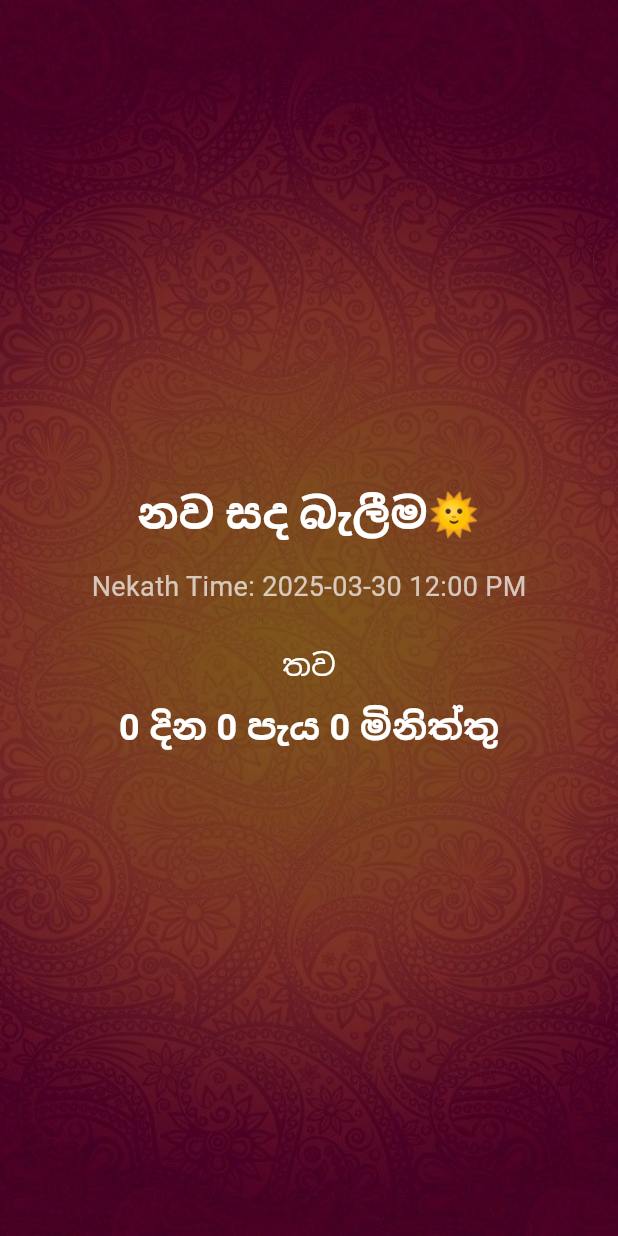
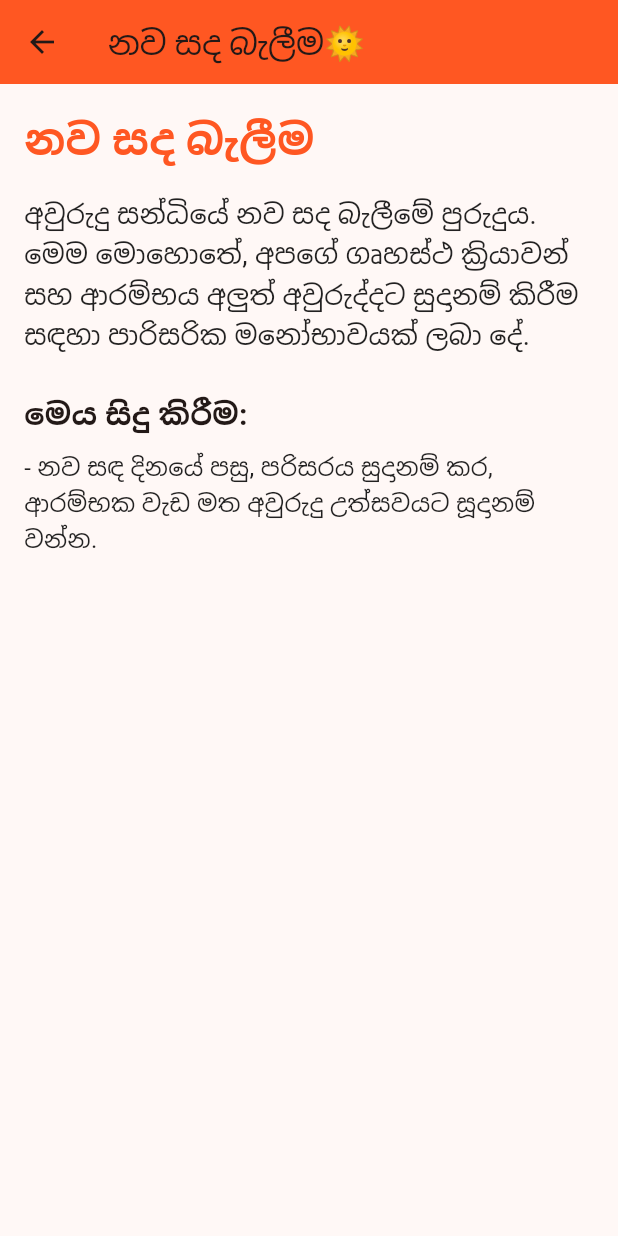
Before and after one commit to Methexx/Avurudu-Nekath-CountdownApp, a Flutter app: the NekathListScreen screen opened directly, after a tap on "නව සද බැලීම🌞", on a phone screen of 412 x 824 dp. Run offline on Flutter 3.47's test engine with Material 3 defaults, Android fonts, the light colour scheme and no system bars.

Commit message:
add some changes

```diff
--- a/lib/screens/nekath_list_screen.dart
+++ b/lib/screens/nekath_list_screen.dart
@@ -1,6 +1,13 @@
 import 'package:flutter/material.dart';
+import 'new_moon_screen.dart';
+import 'bathing_old_year_screen.dart';
+import 'dawn_new_year_screen.dart';
+import 'punya_kalaya_screen.dart';
+import 'prepare_meals_screen.dart';
+import 'commence_work_screen.dart';
+import 'anointing_oil_screen.dart';
+import 'leave_for_work_screen.dart'; // Add other imports
 import '../utils/nekath_data.dart';
-import 'package:avurudu_nakath_app/screens/nekath_detail_screen.dart';
 import '../widgets/nekath_card.dart';
 
 class NekathListScreen extends StatelessWidget {
@@ -27,12 +34,47 @@ class NekathListScreen extends StatelessWidget {
               return NekathCard(
                 nekath: nekath,
                 onTap: () {
-                  Navigator.push(
-                    context,
-                    MaterialPageRoute(
-                      builder: (context) => NekathDetailScreen(nekath: nekath),
-                    ),
-                  );
+                  if (nekath.title == "නව සද බැලීම🌞") {
+                    Navigator.push(
+                      context,
+                      MaterialPageRoute(builder: (context) => const NewMoonScreen()),
+                    );
+                  } else if (nekath.title == "පරණ අවුරුද්ද සදහා ස්නානය🌞") {
+                    Navigator.push(
+                      context,
+                      MaterialPageRoute(builder: (context) => const BathingOldYearScreen()),
+                    );
+                  } else if (nekath.title == "අළුත් අවුරුදු උදාව🌞") {
+                    Navigator.push(
+                      context,
+                      MaterialPageRoute(builder: (context) => const DawnOfTheNewYearScreen()),
+                    );
+                  } else if (nekath.title == "පුණ්‍ය කාලය🌞") {
+                    Navigator.push(
+                      context,
+                      MaterialPageRoute(builder: (context) => const PunyaKalayaScreen()),
+                    );
+                  } else if (nekath.title == "අහාර පිසීම🌞") {
+                    Navigator.push(
+                      context,
+                      MaterialPageRoute(builder: (context) => const PreparationOfMealsScreen()),
+                    );
+                  } else if (nekath.title == "වැඩ ඇල්ලීම, ගණුදෙනු කිරීම හා ආහාර අනුභවය🌞") {
+                    Navigator.push(
+                      context,
+                      MaterialPageRoute(builder: (context) => const CommencingWorkScreen()),
+                    );
+                  } else if (nekath.title == "හිත තෙල් ගෑම🌞") {
+                    Navigator.push(
+                      context,
+                      MaterialPageRoute(builder: (context) => const AnointingOilScreen()),
+                    );
+                  } else if (nekath.title == "රැකීරක්ශා සදහා පිටත්ව යාම🌞") {
+                    Navigator.push(
+                      context,
+                      MaterialPageRoute(builder: (context) => const LeaveForWorkScreen()),
+                    );
+                  }
                 },
               );
             },
--- /dev/null
+++ b/lib/screens/new_moon_screen.dart
@@ -0,0 +1,56 @@
+import 'package:flutter/material.dart';
+
+class NewMoonScreen extends StatelessWidget {
+  const NewMoonScreen({super.key});
+
+  @override
+  Widget build(BuildContext context) {
+    return Scaffold(
+      appBar: AppBar(
+        title: const Text("නව සද බැලීම🌞"),
+        backgroundColor: Colors.deepOrange,
+      ),
+      body: Padding(
+        padding: const EdgeInsets.all(16.0),
+        child: Column(
+          crossAxisAlignment: CrossAxisAlignment.start,
+          children: [
+            const Text(
+              "නව සද බැලීම",
+              style: TextStyle(
+                fontSize: 28,
+                fontWeight: FontWeight.bold,
+                color: Colors.deepOrange,
+              ),
+            ),
+            const SizedBox(height: 16),
+            const Text(
+              "අවුරුදු සන්ධියේ නව සද බැලීමේ පුරුදුය. මෙම මොහොතේ, අපගේ ගෘහස්ථ ක්‍රියාවන් සහ ආරම්භය අලුත් අවුරුද්දට සුදානම් කිරීම සඳහා පාරිසරික මනෝභාවයක් ලබා දේ.",
+              style: TextStyle(
+                fontSize: 18,
+                color: Colors.black87,
+              ),
+            ),
+            const SizedBox(height: 24),
+            const Text(
+              "මෙය සිදු කිරීම:",
+              style: TextStyle(
+                fontSize: 20,
+                fontWeight: FontWeight.bold,
+              ),
+            ),
+            const SizedBox(height: 8),
+            const Text(
+              "- නව සඳ දිනයේ පසු, පරිසරය සුදානම් කර, ආරම්භක වැඩ මත අවුරුදු උත්සවයට සූදානම් වන්න.",
+              style: TextStyle(
+                fontSize: 16,
+                color: Colors.black87,
+              ),
+            ),
+            // Add more content or instructions if necessary
+          ],
+        ),
+      ),
+    );
+  }
+}
--- a/lib/widgets/countdown_timer.dart
+++ b/lib/widgets/countdown_timer.dart
@@ -2,7 +2,7 @@ import 'dart:async';
 import 'package:flutter/material.dart';
 
 class CountdownTimer extends StatefulWidget {
-  final DateTime? targetTime;
+  final DateTime targetTime;
 
   const CountdownTimer({super.key, required this.targetTime});
 
@@ -27,7 +27,7 @@ class _CountdownTimerState extends State<CountdownTimer> {
 
   void _updateRemaining() {
     final now = DateTime.now();
-    final diff = widget.targetTime!.difference(now);
+    final diff = widget.targetTime.difference(now); // Null check removed
     setState(() {
       _remaining = diff.isNegative ? Duration.zero : diff;
     });
```
Also changed, not shown: lib/screens/anointing_oil_screen.dart (added, +55 -0 lines), lib/screens/bathing_old_year_screen.dart (added, +56 -0 lines), lib/screens/commence_work_screen.dart (added, +55 -0 lines), lib/screens/dawn_new_year_screen.dart (added, +56 -0 lines), lib/screens/leave_for_work_screen.dart (added, +55 -0 lines), lib/screens/prepare_meals_screen.dart (added, +55 -0 lines), lib/screens/punya_kalaya_screen.dart (added, +55 -0 lines), lib/utils/nekath_data.dart (+8 -8 lines).
